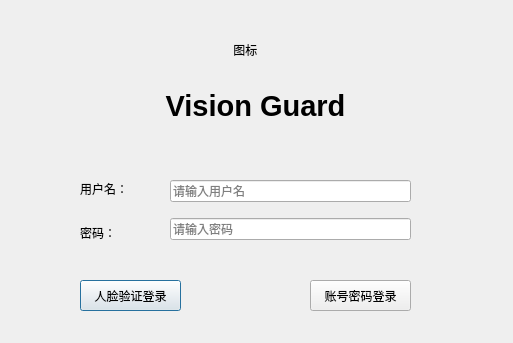
First picture: the form in ui/login_account.ui, repository hza2002/VisionGuard, before the edit.
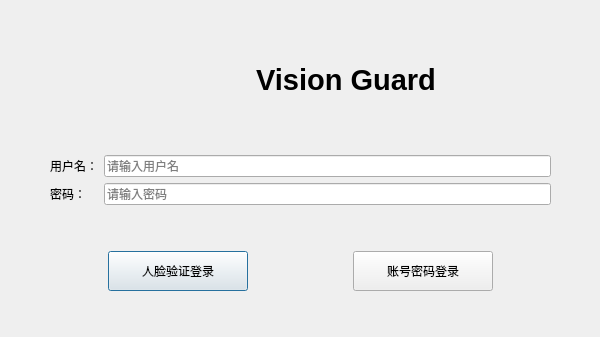
Second picture: the form after the edit.

```diff
--- a/ui/login_account.ui
+++ b/ui/login_account.ui
@@ -6,35 +6,71 @@
    <rect>
     <x>0</x>
     <y>0</y>
-    <width>513</width>
-    <height>343</height>
+    <width>600</width>
+    <height>337</height>
    </rect>
   </property>
+  <property name="minimumSize">
+   <size>
+    <width>600</width>
+    <height>337</height>
+   </size>
+  </property>
+  <property name="maximumSize">
+   <size>
+    <width>600</width>
+    <height>337</height>
+   </size>
+  </property>
   <property name="windowTitle">
    <string>账户登录界面</string>
   </property>
-  <widget class="QPushButton" name="face_login_button">
-   <property name="geometry">
-    <rect>
-     <x>80</x>
-     <y>280</y>
-     <width>101</width>
-     <height>31</height>
-    </rect>
-   </property>
-   <property name="text">
-    <string>人脸验证登录</string>
-   </property>
-  </widget>
-  <widget class="QLabel" name="label">
+  <widget class="QWidget" name="verticalLayoutWidget_3">
    <property name="geometry">
     <rect>
      <x>10</x>
-     <y>80</y>
-     <width>491</width>
-     <height>51</height>
+     <y>10</y>
+     <width>581</width>
+     <height>321</height>
     </rect>
    </property>
+   <layout class="QVBoxLayout" name="verticalLayout_3" stretch="5,4,0,2,0">
+    <item>
+     <layout class="QHBoxLayout" name="horizontalLayout_3">
+      <item>
+       <spacer name="horizontalSpacer">
+        <property name="orientation">
+         <enum>Qt::Horizontal</enum>
+        </property>
+        <property name="sizeHint" stdset="0">
+         <size>
+          <width>40</width>
+          <height>20</height>
+         </size>
+        </property>
+       </spacer>
+      </item>
+      <item>
+       <widget class="QLabel" name="icon">
+        <property name="minimumSize">
+         <size>
+          <width>85</width>
+          <height>85</height>
+         </size>
+        </property>
+        <property name="maximumSize">
+         <size>
+          <width>85</width>
+          <height>85</height>
+         </size>
+        </property>
+        <property name="text">
+         <string/>
+        </property>
+       </widget>
+      </item>
+      <item>
+       <widget class="QLabel" name="label">
    <property name="font">
     <font>
      <pointsize>22</pointsize>
@@ -49,15 +85,38 @@
     <set>Qt::AlignCenter</set>
    </property>
   </widget>
-  <widget class="QWidget" name="verticalLayoutWidget">
-   <property name="geometry">
-    <rect>
-     <x>80</x>
-     <y>170</y>
-     <width>82</width>
-     <height>81</height>
-    </rect>
-   </property>
+      </item>
+      <item>
+       <spacer name="horizontalSpacer_2">
+        <property name="orientation">
+         <enum>Qt::Horizontal</enum>
+        </property>
+        <property name="sizeHint" stdset="0">
+         <size>
+          <width>40</width>
+          <height>20</height>
+         </size>
+        </property>
+       </spacer>
+      </item>
+     </layout>
+    </item>
+    <item>
+     <layout class="QHBoxLayout" name="horizontalLayout" stretch="0,0,4,0">
+      <item>
+       <spacer name="horizontalSpacer_6">
+        <property name="orientation">
+         <enum>Qt::Horizontal</enum>
+        </property>
+        <property name="sizeHint" stdset="0">
+         <size>
+          <width>40</width>
+          <height>20</height>
+         </size>
+        </property>
+       </spacer>
+      </item>
+      <item>
    <layout class="QVBoxLayout" name="verticalLayout">
     <item>
      <widget class="QLabel" name="label1">
@@ -74,16 +133,8 @@
      </widget>
     </item>
    </layout>
-  </widget>
-  <widget class="QWidget" name="verticalLayoutWidget_2">
-   <property name="geometry">
-    <rect>
-     <x>170</x>
-     <y>170</y>
-     <width>241</width>
-     <height>80</height>
-    </rect>
-   </property>
+      </item>
+      <item>
    <layout class="QVBoxLayout" name="verticalLayout_2">
     <item>
      <widget class="QLineEdit" name="user_name">
@@ -103,32 +154,130 @@
      </widget>
     </item>
    </layout>
-  </widget>
+      </item>
+      <item>
+       <spacer name="horizontalSpacer_7">
+        <property name="orientation">
+         <enum>Qt::Horizontal</enum>
+        </property>
+        <property name="sizeHint" stdset="0">
+         <size>
+          <width>40</width>
+          <height>20</height>
+         </size>
+        </property>
+       </spacer>
+      </item>
+     </layout>
+    </item>
+    <item>
+     <spacer name="verticalSpacer">
+      <property name="orientation">
+       <enum>Qt::Vertical</enum>
+      </property>
+      <property name="sizeHint" stdset="0">
+       <size>
+        <width>20</width>
+        <height>40</height>
+       </size>
+      </property>
+     </spacer>
+    </item>
+    <item>
+     <layout class="QHBoxLayout" name="horizontalLayout_2">
+      <item>
+       <spacer name="horizontalSpacer_4">
+        <property name="orientation">
+         <enum>Qt::Horizontal</enum>
+        </property>
+        <property name="sizeHint" stdset="0">
+         <size>
+          <width>40</width>
+          <height>20</height>
+         </size>
+        </property>
+       </spacer>
+      </item>
+      <item>
+       <widget class="QPushButton" name="face_login_button">
+        <property name="minimumSize">
+         <size>
+          <width>140</width>
+          <height>40</height>
+         </size>
+        </property>
+        <property name="maximumSize">
+         <size>
+          <width>140</width>
+          <height>40</height>
+         </size>
+        </property>
+        <property name="text">
+         <string>人脸验证登录</string>
+        </property>
+       </widget>
+      </item>
+      <item>
+       <spacer name="horizontalSpacer_3">
+        <property name="orientation">
+         <enum>Qt::Horizontal</enum>
+        </property>
+        <property name="sizeHint" stdset="0">
+         <size>
+          <width>40</width>
+          <height>20</height>
+         </size>
+        </property>
+       </spacer>
+      </item>
+      <item>
   <widget class="QPushButton" name="account_login_button">
-   <property name="geometry">
-    <rect>
-     <x>310</x>
-     <y>280</y>
-     <width>101</width>
-     <height>31</height>
-    </rect>
+        <property name="minimumSize">
+         <size>
+          <width>140</width>
+          <height>40</height>
+         </size>
+        </property>
+        <property name="maximumSize">
+         <size>
+          <width>140</width>
+          <height>40</height>
+         </size>
    </property>
    <property name="text">
     <string>账号密码登录</string>
    </property>
   </widget>
-  <widget class="QLabel" name="icon">
-   <property name="geometry">
-    <rect>
-     <x>220</x>
-     <y>40</y>
-     <width>69</width>
-     <height>19</height>
-    </rect>
-   </property>
-   <property name="text">
-    <string>    图标</string>
-   </property>
+      </item>
+      <item>
+       <spacer name="horizontalSpacer_5">
+        <property name="orientation">
+         <enum>Qt::Horizontal</enum>
+        </property>
+        <property name="sizeHint" stdset="0">
+         <size>
+          <width>40</width>
+          <height>20</height>
+         </size>
+        </property>
+       </spacer>
+      </item>
+     </layout>
+    </item>
+    <item>
+     <spacer name="verticalSpacer_3">
+      <property name="orientation">
+       <enum>Qt::Vertical</enum>
+      </property>
+      <property name="sizeHint" stdset="0">
+       <size>
+        <width>20</width>
+        <height>40</height>
+       </size>
+      </property>
+     </spacer>
+    </item>
+   </layout>
   </widget>
  </widget>
  <resources/>
```
Lines whose indentation alone changed are shown as unchanged.
